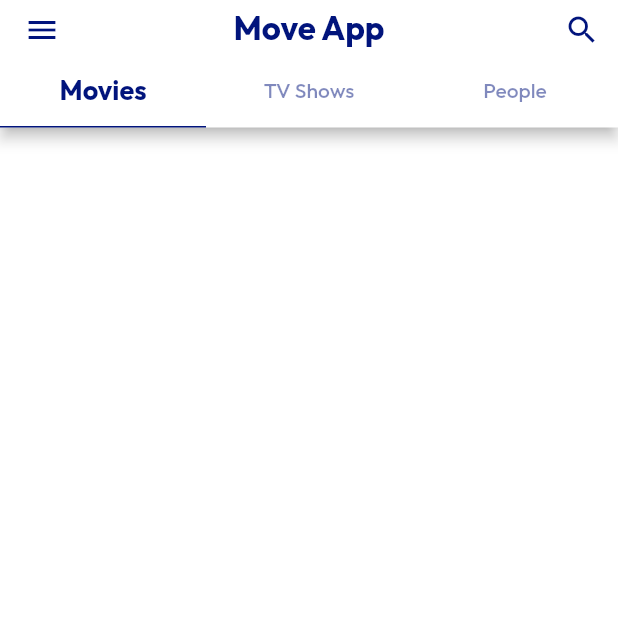
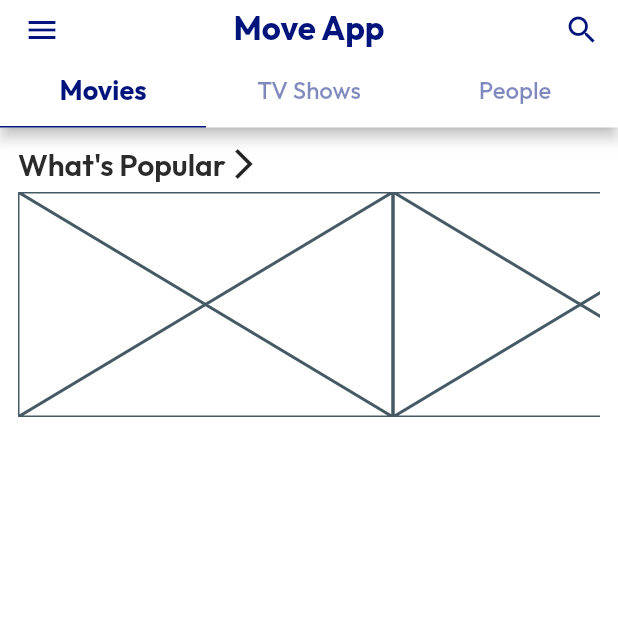
Before and after one commit to thejitenpatel/movie_app, a Flutter app: the screen it shows after launch, on a phone screen of 412 x 824 dp, the top half of it. Run offline on Flutter 3.47's test engine with Material 2 defaults, Android fonts, the phone set to English and light mode, and no system bars; our stand-ins replace dio, envied, flutter_riverpod, google_fonts; missing offline and left inert: dio_cache_interceptor; generated files the repository leaves out were written again.

Commit message:
added movie screen

```diff
--- a/lib/src/core/networking/api_service.dart
+++ b/lib/src/core/networking/api_service.dart
@@ -144,7 +144,6 @@ class ApiService extends ApiInterface {
     required T Function(ResponseModel<JSON> response) converter,
   }) async {
     ResponseModel<JSON> response;
-
     try {
       // Entire map of response
       response = await _dioService.patch<JSON>(
--- a/lib/src/features/home/screens/home_screen.dart
+++ b/lib/src/features/home/screens/home_screen.dart
@@ -1,4 +1,5 @@
 import 'package:flutter/material.dart';
+import 'package:movie_app/src/features/home/screens/movie_screen.dart';
 import 'package:movie_app/src/features/shared/widgets/custom_app_bar.dart';
 
 class HomeScreen extends StatelessWidget {
@@ -6,12 +7,18 @@ class HomeScreen extends StatelessWidget {
 
   @override
   Widget build(BuildContext context) {
-    return DefaultTabController(
+    return const DefaultTabController(
       length: 3,
-      child: const Scaffold(
+      child: Scaffold(
         appBar: CustomAppBar(),
         drawer: Drawer(),
-
+        body: TabBarView(
+          children: [
+            MovieScreen(),
+            Scaffold(),
+            Scaffold(),
+          ],
+        ),
       ),
     );
   }
--- /dev/null
+++ b/lib/src/features/home/screens/movie_screen.dart
@@ -0,0 +1,53 @@
+import 'package:flutter/material.dart';
+import 'package:flutter_riverpod/flutter_riverpod.dart';
+import 'package:movie_app/src/helpers/constant/app_styles.dart';
+import 'package:movie_app/src/helpers/constant/app_typography.dart';
+
+class MovieScreen extends ConsumerWidget {
+  const MovieScreen({super.key});
+
+  @override
+  Widget build(BuildContext context, WidgetRef ref) {
+    return SingleChildScrollView(
+      child: Padding(
+        padding: const EdgeInsets.all(12.0),
+        child: Column(
+          children: [
+            Column(
+              children: [
+                Row(
+                  children: [
+                    Text(
+                      "What's Popular",
+                      style: AppTypography.primary.title20.copyWith(
+                        fontWeight: FontWeight.w600,
+                      ),
+                    ),
+                    const Icon(
+                      Icons.arrow_forward_ios_outlined,
+                    )
+                  ],
+                ),
+                Insets.gapH6,
+                SizedBox(
+                  height: 150,
+                  child: ListView.builder(
+                    shrinkWrap: true,
+                    scrollDirection: Axis.horizontal,
+                    itemCount: 10,
+                    itemBuilder: (context, index) {
+                      return const SizedBox(
+                        width: 250,
+                        child: Placeholder(),
+                      );
+                    },
+                  ),
+                )
+              ],
+            )
+          ],
+        ),
+      ),
+    );
+  }
+}
--- /dev/null
+++ b/lib/src/helpers/constant/app_styles.dart
@@ -0,0 +1,24 @@
+import 'package:flutter/material.dart';
+
+@immutable
+class Insets {
+  const Insets._();
+
+  /// [SizedBox] of height **2**.
+  static const gapH2 = SizedBox(height: 2);
+
+  /// [SizedBox] of width **2**.
+  static const gapW2 = SizedBox(width: 2);
+
+  /// [SizedBox] of height **4**.
+  static const gapH4 = SizedBox(height: 4);
+
+  /// [SizedBox] of width **4**.
+  static const gapW4 = SizedBox(width: 4);
+
+  /// [SizedBox] of height **6**.
+  static const gapH6 = SizedBox(height: 6);
+
+  /// [SizedBox] of width **6**.
+  static const gapW6 = SizedBox(width: 6);
+}
--- a/lib/src/helpers/constant/app_themes.dart
+++ b/lib/src/helpers/constant/app_themes.dart
@@ -28,6 +28,9 @@ class AppThemes {
         color: AppColors.primaryColor,
       )),
       unselectedLabelColor: AppColors.primaryColor.withOpacity(0.5),
+      unselectedLabelStyle: const TextStyle(
+        fontSize: 16,
+      ),
     ),
     appBarTheme: AppBarTheme(
       centerTitle: true,
```
